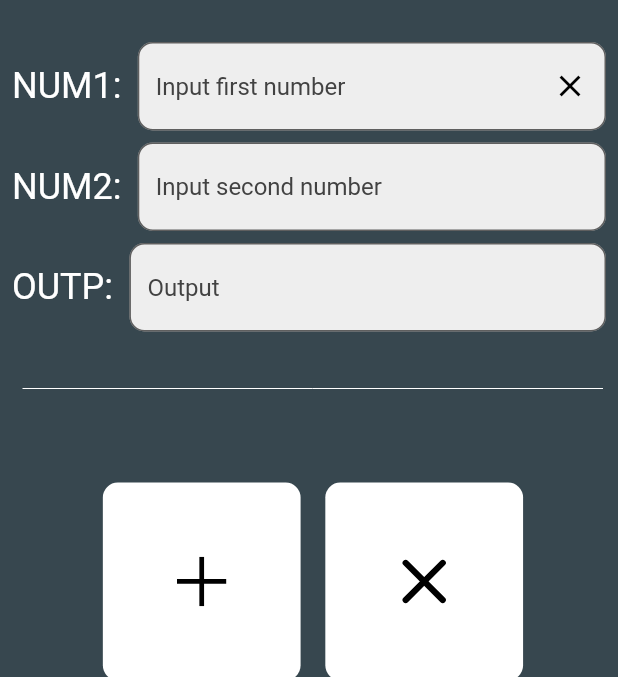
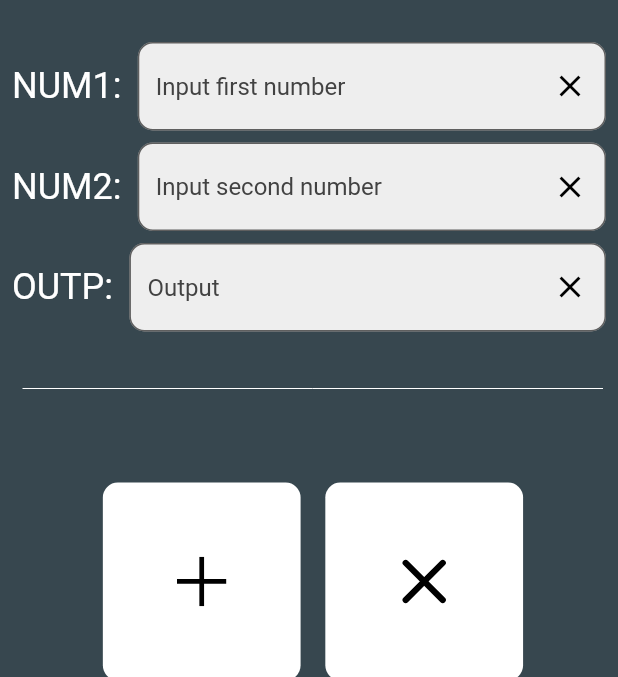
Before and after one commit to emilio-kariuki/calc, a Flutter app: the screen it shows after launch, on a phone screen of 412 x 824 dp, the part 84-761 px from its top. Run offline on Flutter 3.47's test engine with Material 2 defaults, Android fonts, the phone set to English and light mode, and no system bars; our stand-ins replace flutter_svg, google_fonts; Roboto replaces fonts that are missing (Redressed).

Commit message:
February 17, 2022 1:30 PM

```diff
--- a/lib/calculator.dart
+++ b/lib/calculator.dart
@@ -15,7 +15,7 @@ class _HomeState extends State<Home> {
   final num_1 = TextEditingController();
   final num_2 = TextEditingController();
   final output = TextEditingController();
-  int num1=0, num2=0, sum=0;
+  int num1 = 0, num2 = 0, sum = 0;
   void doAddition() {
     setState(() {
       num1 = int.parse(num_1.text);
@@ -85,7 +85,14 @@ class _HomeState extends State<Home> {
                   child: TextFormField(
                     obscureText: true,
                     decoration: InputDecoration(
-                      suffixIcon: Icon(Icons.clear,color: Colors.black),
+                        suffixIcon: IconButton(
+                            onPressed: () {
+                              setState(() {
+                                num_2.clear();
+                              });
+                            },
+                            icon: Icon(Icons.clear),
+                            color: Colors.black),
                         border: OutlineInputBorder(
                           borderRadius: BorderRadius.circular(10.0),
                         ),
@@ -116,6 +123,14 @@ class _HomeState extends State<Home> {
                   child: TextFormField(
                     obscureText: true,
                     decoration: InputDecoration(
+                        suffixIcon: IconButton(
+                            onPressed: () {
+                              setState(() {
+                                num_2.clear();
+                              });
+                            },
+                            icon: Icon(Icons.clear),
+                            color: Colors.black),
                         border: OutlineInputBorder(
                           borderRadius: BorderRadius.circular(10.0),
                         ),
@@ -146,6 +161,14 @@ class _HomeState extends State<Home> {
                   child: TextFormField(
                     obscureText: true,
                     decoration: InputDecoration(
+                      suffixIcon: IconButton(
+                            onPressed: () {
+                              setState(() {
+                                num_2.clear();
+                              });
+                            },
+                            icon: Icon(Icons.clear),
+                            color: Colors.black),
                         border: OutlineInputBorder(
                           borderRadius: BorderRadius.circular(10.0),
                         ),
```
